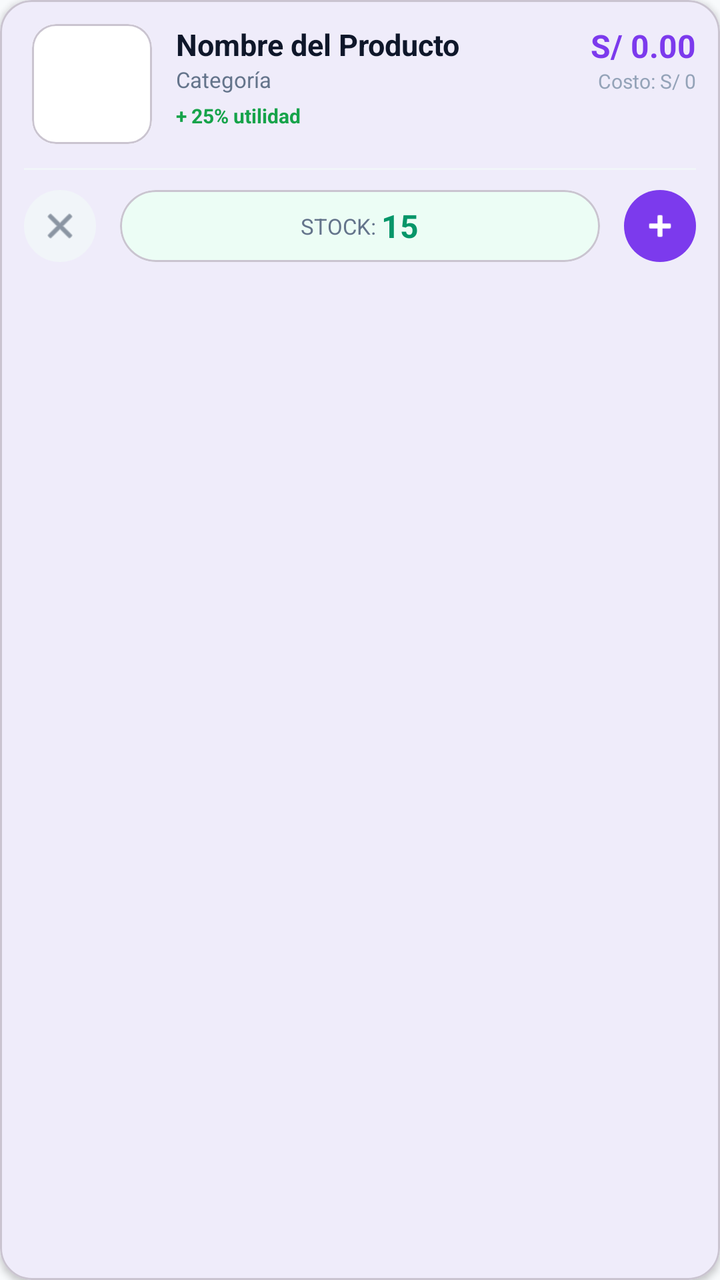
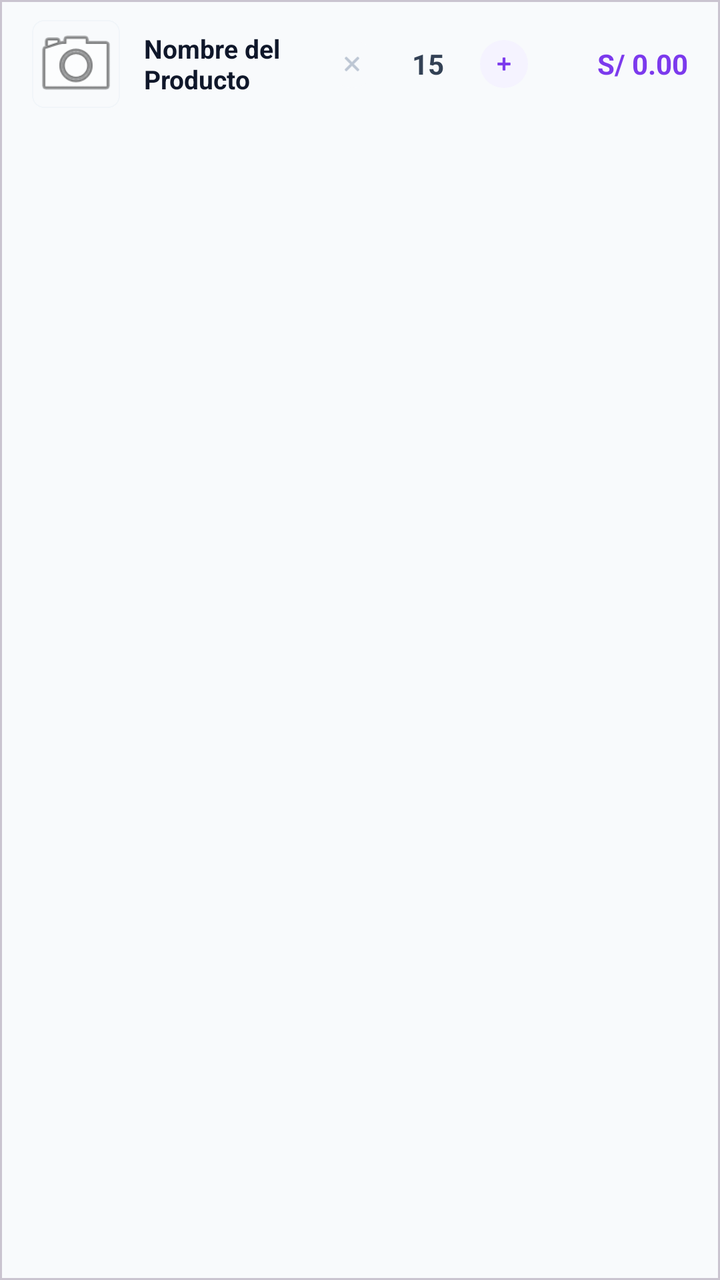

Compare the two renders of this Android layout. The source of the first and the diff that turns it into the second are given below.
<!-- AndroidManifest.xml: application theme Theme.GoMezMart -->
<!-- res/layout/item_producto.xml -->
<?xml version="1.0" encoding="utf-8"?>
<com.google.android.material.card.MaterialCardView xmlns:android="http://schemas.android.com/apk/res/android"
    xmlns:app="http://schemas.android.com/apk/res-auto"
    android:id="@+id/cardProductoRoot"
    android:layout_width="match_parent"
    android:layout_height="wrap_content"
    android:layout_marginHorizontal="16dp"
    android:layout_marginVertical="6dp"
    app:cardBackgroundColor="?attr/colorSurface"
    app:cardCornerRadius="16dp"
    app:cardElevation="2dp"
    app:strokeWidth="1dp"
    app:strokeColor="?attr/colorOutlineVariant">

    <androidx.constraintlayout.widget.ConstraintLayout
        android:layout_width="match_parent"
        android:layout_height="wrap_content"
        android:padding="12dp">

        <CheckBox
            android:id="@+id/cbProdSelected"
            android:layout_width="wrap_content"
            android:layout_height="wrap_content"
            android:visibility="gone"
            app:layout_constraintStart_toStartOf="parent"
            app:layout_constraintTop_toTopOf="parent"
            app:layout_constraintBottom_toBottomOf="parent" />

        
        <com.google.android.material.card.MaterialCardView
            android:id="@+id/cardProdItemPhoto"
            android:layout_width="60dp"
            android:layout_height="60dp"
            app:cardCornerRadius="12dp"
            app:cardElevation="0dp"
            app:layout_constraintStart_toEndOf="@id/cbProdSelected"
            app:layout_constraintTop_toTopOf="parent"
            android:layout_marginStart="4dp">
            <ImageView
                android:id="@+id/ivProdItemPhoto"
                android:layout_width="match_parent"
                android:layout_height="match_parent"
                android:scaleType="centerCrop"
                android:background="?attr/colorSurfaceContainer" />
        </com.google.android.material.card.MaterialCardView>

        
        <LinearLayout
            android:id="@+id/layoutInfoMain"
            android:layout_width="0dp"
            android:layout_height="wrap_content"
            android:layout_marginStart="12dp"
            android:orientation="vertical"
            app:layout_constraintStart_toEndOf="@id/cardProdItemPhoto"
            app:layout_constraintTop_toTopOf="@id/cardProdItemPhoto"
            app:layout_constraintEnd_toStartOf="@+id/layoutPrice">

            <TextView
                android:id="@+id/tvProdItemNombre"
                android:layout_width="match_parent"
                android:layout_height="wrap_content"
                android:text="Nombre del Producto"
                android:textSize="15sp"
                android:textStyle="bold"
                android:textColor="@color/slate_900"
                android:ellipsize="end"
                android:maxLines="1" />

            <TextView
                android:id="@+id/tvProdItemCategoria"
                android:layout_width="wrap_content"
                android:layout_height="wrap_content"
                android:text="Categoría"
                android:textSize="11sp"
                android:textColor="@color/slate_500" />

            
            <LinearLayout
                android:layout_width="wrap_content"
                android:layout_height="wrap_content"
                android:orientation="horizontal"
                android:layout_marginTop="4dp"
                android:gravity="center_vertical">
                <TextView
                    android:id="@+id/tvProdItemUtility"
                    android:layout_width="wrap_content"
                    android:layout_height="wrap_content"
                    android:text="+ 25% utilidad"
                    android:textSize="10sp"
                    android:textStyle="bold"
                    android:textColor="@color/green_600" />
            </LinearLayout>
        </LinearLayout>

        
        <LinearLayout
            android:id="@+id/layoutPrice"
            android:layout_width="wrap_content"
            android:layout_height="wrap_content"
            android:orientation="vertical"
            android:gravity="end"
            app:layout_constraintEnd_toEndOf="parent"
            app:layout_constraintTop_toTopOf="@id/cardProdItemPhoto">
            <TextView
                android:id="@+id/tvProdItemPrecioVenta"
                android:layout_width="wrap_content"
                android:layout_height="wrap_content"
                android:text="S/ 0.00"
                android:textSize="16sp"
                android:textStyle="bold"
                android:textColor="@color/purple_600" />
            <TextView
                android:id="@+id/tvProdItemPrecioCosto"
                android:layout_width="wrap_content"
                android:layout_height="wrap_content"
                android:text="Costo: S/ 0"
                android:textSize="10sp"
                android:textColor="@color/slate_400" />
        </LinearLayout>

        
        <View
            android:id="@+id/dividerProd"
            android:layout_width="0dp"
            android:layout_height="1dp"
            android:background="@color/slate_100"
            android:layout_marginTop="12dp"
            app:layout_constraintTop_toBottomOf="@id/cardProdItemPhoto"
            app:layout_constraintStart_toStartOf="parent"
            app:layout_constraintEnd_toEndOf="parent" />

        
        <LinearLayout
            android:id="@+id/layoutStockControls"
            android:layout_width="match_parent"
            android:layout_height="48dp"
            android:orientation="horizontal"
            android:gravity="center_vertical"
            android:layout_marginTop="4dp"
            app:layout_constraintTop_toBottomOf="@id/dividerProd">

            <ImageButton
                android:id="@+id/btnProdItemMinus"
                android:layout_width="36dp"
                android:layout_height="36dp"
                android:background="@drawable/bg_circle_surface"
                android:backgroundTint="@color/slate_100"
                android:src="@android:drawable/ic_menu_close_clear_cancel"
                app:tint="@color/slate_600"
                android:padding="8dp"
                android:scaleType="fitCenter" />

            <com.google.android.material.card.MaterialCardView
                android:id="@+id/cardStockStatus"
                android:layout_width="0dp"
                android:layout_height="36dp"
                android:layout_weight="1"
                android:layout_marginHorizontal="12dp"
                app:cardCornerRadius="18dp"
                app:cardElevation="0dp"
                app:cardBackgroundColor="@color/emerald_50">
                <LinearLayout
                    android:layout_width="match_parent"
                    android:layout_height="match_parent"
                    android:gravity="center"
                    android:orientation="horizontal">
                    <TextView
                        android:layout_width="wrap_content"
                        android:layout_height="wrap_content"
                        android:text="STOCK: "
                        android:textSize="11sp"
                        android:textColor="@color/slate_500" />
                    <TextView
                        android:id="@+id/tvProdItemStock"
                        android:layout_width="wrap_content"
                        android:layout_height="wrap_content"
                        android:text="15"
                        android:textSize="16sp"
                        android:textStyle="bold"
                        android:textColor="@color/emerald_600" />
                </LinearLayout>
            </com.google.android.material.card.MaterialCardView>

            <ImageButton
                android:id="@+id/btnProdItemPlus"
                android:layout_width="36dp"
                android:layout_height="36dp"
                android:background="@drawable/bg_circle_surface"
                android:backgroundTint="@color/purple_600"
                android:src="@android:drawable/ic_input_add"
                app:tint="@color/white"
                android:padding="8dp"
                android:scaleType="fitCenter" />

        </LinearLayout>

    </androidx.constraintlayout.widget.ConstraintLayout>
</com.google.android.material.card.MaterialCardView>
<!-- resources referenced by this layout -->
<resources>
  <color name="emerald_50">#ECFDF5</color>
  <color name="emerald_600">#059669</color>
  <color name="green_600">#16A34A</color>
  <color name="purple_600">#7C3AED</color>
  <color name="slate_100">#F1F5F9</color>
  <color name="slate_400">#94A3B8</color>
  <color name="slate_500">#64748B</color>
  <color name="slate_600">#475569</color>
  <color name="slate_900">#0F172A</color>
  <color name="white">#FFFFFFFF</color>
  <!-- drawable bg_circle_surface (drawable) -->
  <?xml version="1.0" encoding="utf-8"?>
  <shape xmlns:android="http://schemas.android.com/apk/res/android"
      android:shape="oval">
      <solid android:color="?attr/colorSurfaceContainerHigh" />
  </shape>
  <style name="Theme.GoMezMart" parent="Base.Theme.GoMezMart" />
  <style name="Base.Theme.GoMezMart" parent="Theme.Material3.DayNight.NoActionBar">
          <item name="colorPrimary">@color/purple_600</item>
          <item name="colorOnPrimary">@color/white</item>
          <item name="colorSecondary">@color/indigo_500</item>
          <item name="colorSurface">@color/slate_50</item>
          <item name="colorOnSurface">@color/slate_900</item>
          <item name="colorOnSurfaceVariant">@color/slate_500</item>
          <item name="colorSurfaceContainer">@color/white</item>
          <item name="android:windowBackground">@color/slate_50</item>
      </style>
  <color name="indigo_500">#6366F1</color>
  <color name="slate_50">#F8FAFC</color>
</resources>

<!-- the commit's change to res/layout/item_producto.xml (unified diff, before → after) -->
@@ -4,195 +4,117 @@
     android:id="@+id/cardProductoRoot"
     android:layout_width="match_parent"
     android:layout_height="wrap_content"
-    android:layout_marginHorizontal="16dp"
-    android:layout_marginVertical="6dp"
+    android:layout_marginHorizontal="0dp"
+    android:layout_marginVertical="0.5dp"
     app:cardBackgroundColor="?attr/colorSurface"
-    app:cardCornerRadius="16dp"
-    app:cardElevation="2dp"
-    app:strokeWidth="1dp"
-    app:strokeColor="?attr/colorOutlineVariant">
+    app:cardCornerRadius="0dp"
+    app:cardElevation="0dp">
 
-    <androidx.constraintlayout.widget.ConstraintLayout
+    <LinearLayout
         android:layout_width="match_parent"
-        android:layout_height="wrap_content"
-        android:padding="12dp">
+        android:layout_height="64dp"
+        android:orientation="horizontal"
+        android:gravity="center_vertical"
+        android:paddingHorizontal="16dp">
 
         <CheckBox
             android:id="@+id/cbProdSelected"
             android:layout_width="wrap_content"
             android:layout_height="wrap_content"
             android:visibility="gone"
-            app:layout_constraintStart_toStartOf="parent"
-            app:layout_constraintTop_toTopOf="parent"
-            app:layout_constraintBottom_toBottomOf="parent" />
+            android:layout_marginEnd="8dp" />
 
         
         <com.google.android.material.card.MaterialCardView
-            android:id="@+id/cardProdItemPhoto"
-            android:layout_width="60dp"
-            android:layout_height="60dp"
-            app:cardCornerRadius="12dp"
+            android:layout_width="44dp"
+            android:layout_height="44dp"
+            app:cardCornerRadius="6dp"
             app:cardElevation="0dp"
-            app:layout_constraintStart_toEndOf="@id/cbProdSelected"
-            app:layout_constraintTop_toTopOf="parent"
-            android:layout_marginStart="4dp">
+            app:strokeWidth="0.5dp"
+            app:strokeColor="@color/slate_100">
             <ImageView
                 android:id="@+id/ivProdItemPhoto"
                 android:layout_width="match_parent"
                 android:layout_height="match_parent"
                 android:scaleType="centerCrop"
-                android:background="?attr/colorSurfaceContainer" />
+                android:src="@android:drawable/ic_menu_camera"
+                android:background="@color/slate_50" />
         </com.google.android.material.card.MaterialCardView>
 
         
-        <LinearLayout
-            android:id="@+id/layoutInfoMain"
+        <TextView
+            android:id="@+id/tvProdItemNombre"
             android:layout_width="0dp"
             android:layout_height="wrap_content"
+            android:layout_weight="2"
             android:layout_marginStart="12dp"
-            android:orientation="vertical"
-            app:layout_constraintStart_toEndOf="@id/cardProdItemPhoto"
-            app:layout_constraintTop_toTopOf="@id/cardProdItemPhoto"
-            app:layout_constraintEnd_toStartOf="@+id/layoutPrice">
-
-            <TextView
-                android:id="@+id/tvProdItemNombre"
-                android:layout_width="match_parent"
-                android:layout_height="wrap_content"
-                android:text="Nombre del Producto"
-                android:textSize="15sp"
-                android:textStyle="bold"
-                android:textColor="@color/slate_900"
-                android:ellipsize="end"
-                android:maxLines="1" />
-
-            <TextView
-                android:id="@+id/tvProdItemCategoria"
-                android:layout_width="wrap_content"
-                android:layout_height="wrap_content"
-                android:text="Categoría"
-                android:textSize="11sp"
-                android:textColor="@color/slate_500" />
-
-            
-            <LinearLayout
-                android:layout_width="wrap_content"
-                android:layout_height="wrap_content"
-                android:orientation="horizontal"
-                android:layout_marginTop="4dp"
-                android:gravity="center_vertical">
-                <TextView
-                    android:id="@+id/tvProdItemUtility"
-                    android:layout_width="wrap_content"
-                    android:layout_height="wrap_content"
-                    android:text="+ 25% utilidad"
-                    android:textSize="10sp"
-                    android:textStyle="bold"
-                    android:textColor="@color/green_600" />
-            </LinearLayout>
-        </LinearLayout>
-
-        
-        <LinearLayout
-            android:id="@+id/layoutPrice"
-            android:layout_width="wrap_content"
-            android:layout_height="wrap_content"
-            android:orientation="vertical"
-            android:gravity="end"
-            app:layout_constraintEnd_toEndOf="parent"
-            app:layout_constraintTop_toTopOf="@id/cardProdItemPhoto">
-            <TextView
-                android:id="@+id/tvProdItemPrecioVenta"
-                android:layout_width="wrap_content"
-                android:layout_height="wrap_content"
-                android:text="S/ 0.00"
-                android:textSize="16sp"
-                android:textStyle="bold"
-                android:textColor="@color/purple_600" />
-            <TextView
-                android:id="@+id/tvProdItemPrecioCosto"
-                android:layout_width="wrap_content"
-                android:layout_height="wrap_content"
-                android:text="Costo: S/ 0"
-                android:textSize="10sp"
-                android:textColor="@color/slate_400" />
-        </LinearLayout>
-
-        
-        <View
-            android:id="@+id/dividerProd"
-            android:layout_width="0dp"
-            android:layout_height="1dp"
-            android:background="@color/slate_100"
-            android:layout_marginTop="12dp"
-            app:layout_constraintTop_toBottomOf="@id/cardProdItemPhoto"
-            app:layout_constraintStart_toStartOf="parent"
-            app:layout_constraintEnd_toEndOf="parent" />
+            android:layout_marginEnd="8dp"
+            android:text="Nombre del Producto"
+            android:textColor="@color/slate_900"
+            android:textSize="13sp"
+            android:textStyle="bold"
+            android:maxLines="2"
+            android:ellipsize="end" />
 
         
         <LinearLayout
             android:id="@+id/layoutStockControls"
-            android:layout_width="match_parent"
-            android:layout_height="48dp"
+            android:layout_width="100dp"
+            android:layout_height="wrap_content"
             android:orientation="horizontal"
-            android:gravity="center_vertical"
-            android:layout_marginTop="4dp"
-            app:layout_constraintTop_toBottomOf="@id/dividerProd">
+            android:gravity="center">
 
             <ImageButton
                 android:id="@+id/btnProdItemMinus"
-                android:layout_width="36dp"
-                android:layout_height="36dp"
+                android:layout_width="24dp"
+                android:layout_height="24dp"
                 android:background="@drawable/bg_circle_surface"
-                android:backgroundTint="@color/slate_100"
+                android:backgroundTint="@color/slate_50"
                 android:src="@android:drawable/ic_menu_close_clear_cancel"
-                app:tint="@color/slate_600"
-                android:padding="8dp"
+                app:tint="@color/slate_400"
+                android:padding="6dp"
                 android:scaleType="fitCenter" />
 
-            <com.google.android.material.card.MaterialCardView
-                android:id="@+id/cardStockStatus"
+            <TextView
+                android:id="@+id/tvProdItemStock"
                 android:layout_width="0dp"
-                android:layout_height="36dp"
                 android:layout_weight="1"
-                android:layout_marginHorizontal="12dp"
-                app:cardCornerRadius="18dp"
-                app:cardElevation="0dp"
-                app:cardBackgroundColor="@color/emerald_50">
-                <LinearLayout
-                    android:layout_width="match_parent"
-                    android:layout_height="match_parent"
-                    android:gravity="center"
-                    android:orientation="horizontal">
-                    <TextView
-                        android:layout_width="wrap_content"
-                        android:layout_height="wrap_content"
-                        android:text="STOCK: "
-                        android:textSize="11sp"
-                        android:textColor="@color/slate_500" />
-                    <TextView
-                        android:id="@+id/tvProdItemStock"
-                        android:layout_width="wrap_content"
-                        android:layout_height="wrap_content"
-                        android:text="15"
-                        android:textSize="16sp"
-                        android:textStyle="bold"
-                        android:textColor="@color/emerald_600" />
-                </LinearLayout>
-            </com.google.android.material.card.MaterialCardView>
+                android:layout_height="wrap_content"
+                android:gravity="center"
+                android:text="15"
+                android:textSize="14sp"
+                android:textStyle="bold"
+                android:textColor="@color/slate_700" />
 
             <ImageButton
                 android:id="@+id/btnProdItemPlus"
-                android:layout_width="36dp"
-                android:layout_height="36dp"
+                android:layout_width="24dp"
+                android:layout_height="24dp"
                 android:background="@drawable/bg_circle_surface"
-                android:backgroundTint="@color/purple_600"
+                android:backgroundTint="@color/purple_50"
                 android:src="@android:drawable/ic_input_add"
-                app:tint="@color/white"
-                android:padding="8dp"
+                app:tint="@color/purple_600"
+                android:padding="6dp"
                 android:scaleType="fitCenter" />
-
         </LinearLayout>
 
-    </androidx.constraintlayout.widget.ConstraintLayout>
+        
+        <TextView
+            android:id="@+id/tvProdItemPrecioVenta"
+            android:layout_width="80dp"
+            android:layout_height="wrap_content"
+            android:text="S/ 0.00"
+            android:textSize="14sp"
+            android:textStyle="bold"
+            android:textColor="@color/purple_600"
+            android:gravity="end" />
+
+        
+        <View android:id="@+id/tvProdItemCategoria" android:layout_width="0dp" android:layout_height="0dp" android:visibility="gone" />
+        <View android:id="@+id/tvProdItemUtility" android:layout_width="0dp" android:layout_height="0dp" android:visibility="gone" />
+        <View android:id="@+id/tvProdItemPrecioCosto" android:layout_width="0dp" android:layout_height="0dp" android:visibility="gone" />
+        <View android:id="@+id/cardStockStatus" android:layout_width="0dp" android:layout_height="0dp" android:visibility="gone" />
+        <View android:id="@+id/dividerProd" android:layout_width="0dp" android:layout_height="0dp" android:visibility="gone" />
+
+    </LinearLayout>
 </com.google.android.material.card.MaterialCardView>
<!-- resource entries referenced after the edit -->
@@ -1,13 +1,10 @@
 <!-- resources referenced by this layout -->
 <resources>
-  <color name="emerald_50">#ECFDF5</color>
-  <color name="emerald_600">#059669</color>
-  <color name="green_600">#16A34A</color>
+  <color name="purple_50">#F5F3FF</color>
   <color name="purple_600">#7C3AED</color>
   <color name="slate_100">#F1F5F9</color>
   <color name="slate_400">#94A3B8</color>
   <color name="slate_500">#64748B</color>
-  <color name="slate_600">#475569</color>
   <color name="slate_900">#0F172A</color>
   <color name="white">#FFFFFFFF</color>
   <!-- drawable bg_circle_surface (drawable) -->
@@ -29,5 +26,6 @@
       </style>
   <color name="indigo_500">#6366F1</color>
   <color name="slate_50">#F8FAFC</color>
+  <color name="slate_700">#334155</color>
 </resources>
 
